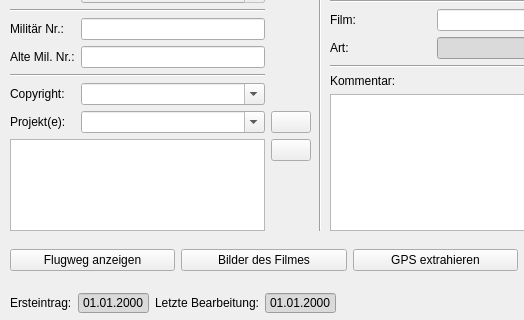
The window that APIS/forms/apis_film_form.ui (APIS-Luftbildarchiv/APIS) describes before a commit, drawn with Qt 5; both pictures show x 0 to 524 and y 200 to 520 of the 870 by 520 pixel window.
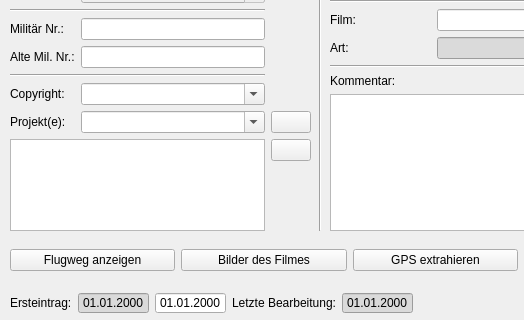
The same window after the commit. Icons and pictures are not drawn. Custom widgets are drawn as their Qt base class.

The edit to the form file:
```diff
--- a/APIS/forms/apis_film_form.ui
+++ b/APIS/forms/apis_film_form.ui
@@ -1119,6 +1119,31 @@
       </property>
      </widget>
     </item>
+    <item>
+     <widget class="QgsDateTimeEdit" name="uiInitalEntryQgsDate">
+      <property name="minimumSize">
+       <size>
+        <width>0</width>
+        <height>0</height>
+       </size>
+      </property>
+      <property name="styleSheet">
+       <string notr="true">.QWidget, QLineEdit, QToolButton { padding-right: 39px;}</string>
+      </property>
+      <property name="readOnly">
+       <bool>true</bool>
+      </property>
+      <property name="buttonSymbols">
+       <enum>QAbstractSpinBox::NoButtons</enum>
+      </property>
+      <property name="displayFormat">
+       <string>dd.MM.yyyy</string>
+      </property>
+      <property name="allowNull">
+       <bool>false</bool>
+      </property>
+     </widget>
+    </item>
     <item>
      <widget class="QLabel" name="uiLastChangesLbl">
       <property name="text">
@@ -1140,6 +1165,9 @@
       <property name="buttonSymbols">
        <enum>QAbstractSpinBox::NoButtons</enum>
       </property>
+      <property name="specialValueText">
+       <string>---</string>
+      </property>
       <property name="displayFormat">
        <string>dd.MM.yyyy</string>
       </property>
@@ -1238,6 +1266,13 @@
   <zorder>horizontalLayoutWidget</zorder>
   <zorder>horizontalLayoutWidget_2</zorder>
  </widget>
+ <customwidgets>
+  <customwidget>
+   <class>QgsDateTimeEdit</class>
+   <extends>QDateTimeEdit</extends>
+   <header>qgsdatetimeedit.h</header>
+  </customwidget>
+ </customwidgets>
  <tabstops>
   <tabstop>uiFilmMakeCombo</tabstop>
   <tabstop>uiFilmMakeEdit</tabstop>
```
Left out of the diff: 6 changed lines with no effect on the pictures.
